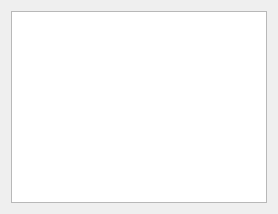
The window that ui/Predictions.ui (PragnyaKhandelwal/StockSense) describes before a commit, drawn with Qt 5.
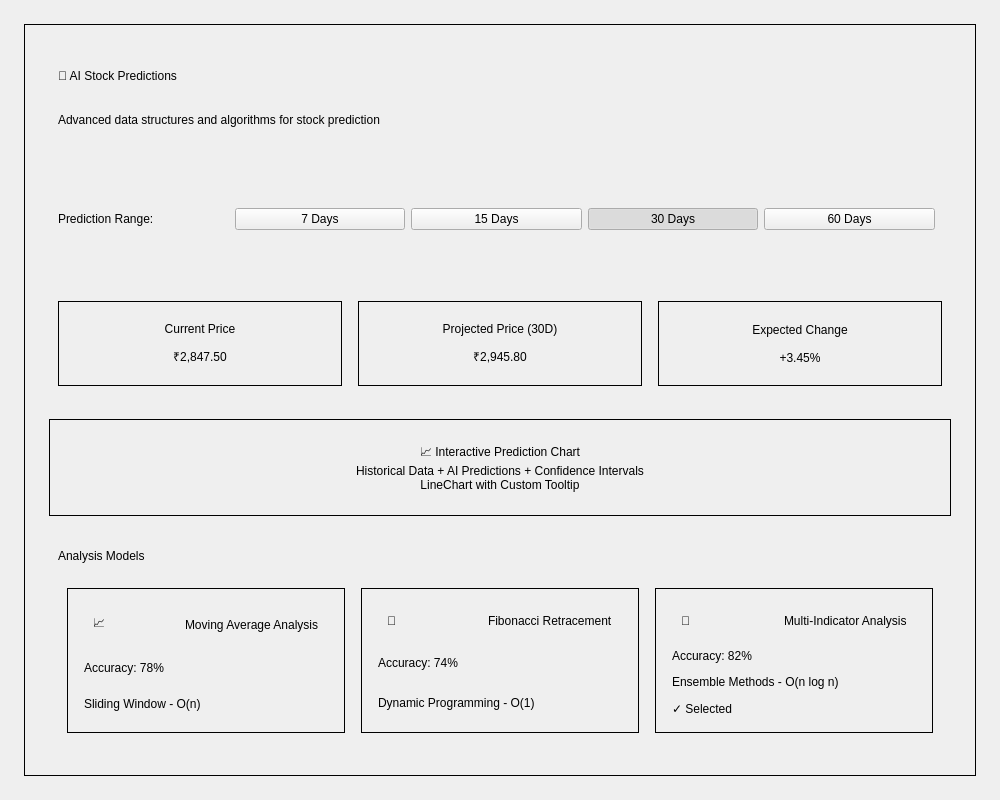
The same window after the commit.

The edit to the form file:
```diff
--- a/ui/Predictions.ui
+++ b/ui/Predictions.ui
@@ -2,12 +2,540 @@
 <ui version="4.0">
  <class>Predictions</class>
  <widget class="QWidget" name="Predictions">
+  <property name="geometry">
+   <rect>
+    <x>0</x>
+    <y>0</y>
+    <width>1000</width>
+    <height>800</height>
+   </rect>
+  </property>
   <property name="windowTitle">
    <string>Predictions</string>
   </property>
-  <layout class="QVBoxLayout" name="verticalLayout">
+  
+  <layout class="QVBoxLayout" name="mainLayout">
+   <property name="spacing">
+    <number>24</number>
+   </property>
+   <property name="leftMargin">
+    <number>24</number>
+   </property>
+   <property name="topMargin">
+    <number>24</number>
+   </property>
+   <property name="rightMargin">
+    <number>24</number>
+   </property>
+   <property name="bottomMargin">
+    <number>24</number>
+   </property>
+   
    <item>
-    <widget class="QListWidget" name="listPredictions"/>
+    <widget class="QFrame" name="predictionsCard">
+     <property name="frameShape">
+      <enum>QFrame::Box</enum>
+     </property>
+     <layout class="QVBoxLayout" name="cardLayout">
+      <property name="spacing">
+       <number>24</number>
+      </property>
+      <property name="leftMargin">
+       <number>24</number>
+      </property>
+      <property name="topMargin">
+       <number>24</number>
+      </property>
+      <property name="rightMargin">
+       <number>24</number>
+      </property>
+      <property name="bottomMargin">
+       <number>24</number>
+      </property>
+      
+      <!-- Header with Title and Subtitle -->
+      <item>
+       <widget class="QWidget" name="headerWidget">
+        <layout class="QVBoxLayout" name="headerLayout">
+         <property name="spacing">
+          <number>8</number>
+         </property>
+         <item>
+          <widget class="QLabel" name="predictionsTitle">
+           <property name="text">
+            <string>🧠 AI Stock Predictions</string>
+           </property>
+          </widget>
+         </item>
+         <item>
+          <widget class="QLabel" name="predictionsSubtitle">
+           <property name="text">
+            <string>Advanced data structures and algorithms for stock prediction</string>
+           </property>
+          </widget>
+         </item>
+        </layout>
+       </widget>
+      </item>
+      
+      <!-- Time Range Selection -->
+      <item>
+       <widget class="QWidget" name="timeRangeWidget">
+        <layout class="QHBoxLayout" name="timeRangeLayout">
+         <item>
+          <widget class="QLabel" name="timeRangeLabel">
+           <property name="text">
+            <string>Prediction Range:</string>
+           </property>
+          </widget>
+         </item>
+         <item>
+          <widget class="QPushButton" name="range7Button">
+           <property name="text">
+            <string>7 Days</string>
+           </property>
+           <property name="checkable">
+            <bool>true</bool>
+           </property>
+          </widget>
+         </item>
+         <item>
+          <widget class="QPushButton" name="range15Button">
+           <property name="text">
+            <string>15 Days</string>
+           </property>
+           <property name="checkable">
+            <bool>true</bool>
+           </property>
+          </widget>
+         </item>
+         <item>
+          <widget class="QPushButton" name="range30Button">
+           <property name="text">
+            <string>30 Days</string>
+           </property>
+           <property name="checkable">
+            <bool>true</bool>
+           </property>
+           <property name="checked">
+            <bool>true</bool>
+           </property>
+          </widget>
+         </item>
+         <item>
+          <widget class="QPushButton" name="range60Button">
+           <property name="text">
+            <string>60 Days</string>
+           </property>
+           <property name="checkable">
+            <bool>true</bool>
+           </property>
+          </widget>
+         </item>
+         <item>
+          <spacer name="timeRangeSpacer">
+           <property name="orientation">
+            <enum>Qt::Horizontal</enum>
+           </property>
+          </spacer>
+         </item>
+        </layout>
+       </widget>
+      </item>
+      
+      <!-- Price Summary Cards -->
+      <item>
+       <widget class="QWidget" name="priceSummaryWidget">
+        <layout class="QHBoxLayout" name="priceSummaryLayout">
+         <property name="spacing">
+          <number>16</number>
+         </property>
+         
+         <!-- Current Price -->
+         <item>
+          <widget class="QFrame" name="currentPriceCard">
+           <property name="frameShape">
+            <enum>QFrame::Box</enum>
+           </property>
+           <layout class="QVBoxLayout" name="currentPriceLayout">
+            <property name="spacing">
+             <number>12</number>
+            </property>
+            <property name="leftMargin">
+             <number>20</number>
+            </property>
+            <property name="topMargin">
+             <number>20</number>
+            </property>
+            <property name="rightMargin">
+             <number>20</number>
+            </property>
+            <property name="bottomMargin">
+             <number>20</number>
+            </property>
+            <item>
+             <widget class="QLabel" name="currentPriceLabel">
+              <property name="text">
+               <string>Current Price</string>
+              </property>
+              <property name="alignment">
+               <set>Qt::AlignCenter</set>
+              </property>
+             </widget>
+            </item>
+            <item>
+             <widget class="QLabel" name="currentPriceValue">
+              <property name="text">
+               <string>₹2,847.50</string>
+              </property>
+              <property name="alignment">
+               <set>Qt::AlignCenter</set>
+              </property>
+             </widget>
+            </item>
+           </layout>
+          </widget>
+         </item>
+         
+         <!-- Projected Price -->
+         <item>
+          <widget class="QFrame" name="projectedPriceCard">
+           <property name="frameShape">
+            <enum>QFrame::Box</enum>
+           </property>
+           <layout class="QVBoxLayout" name="projectedPriceLayout">
+            <property name="spacing">
+             <number>12</number>
+            </property>
+            <property name="leftMargin">
+             <number>20</number>
+            </property>
+            <property name="topMargin">
+             <number>20</number>
+            </property>
+            <property name="rightMargin">
+             <number>20</number>
+            </property>
+            <property name="bottomMargin">
+             <number>20</number>
+            </property>
+            <item>
+             <widget class="QLabel" name="projectedPriceLabel">
+              <property name="text">
+               <string>Projected Price (30D)</string>
+              </property>
+              <property name="alignment">
+               <set>Qt::AlignCenter</set>
+              </property>
+             </widget>
+            </item>
+            <item>
+             <widget class="QLabel" name="projectedPriceValue">
+              <property name="text">
+               <string>₹2,945.80</string>
+              </property>
+              <property name="alignment">
+               <set>Qt::AlignCenter</set>
+              </property>
+             </widget>
+            </item>
+           </layout>
+          </widget>
+         </item>
+         
+         <!-- Expected Change -->
+         <item>
+          <widget class="QFrame" name="expectedChangeCard">
+           <property name="frameShape">
+            <enum>QFrame::Box</enum>
+           </property>
+           <layout class="QVBoxLayout" name="expectedChangeLayout">
+            <property name="spacing">
+             <number>12</number>
+            </property>
+            <property name="leftMargin">
+             <number>20</number>
+            </property>
+            <property name="topMargin">
+             <number>20</number>
+            </property>
+            <property name="rightMargin">
+             <number>20</number>
+            </property>
+            <property name="bottomMargin">
+             <number>20</number>
+            </property>
+            <item>
+             <widget class="QLabel" name="expectedChangeLabel">
+              <property name="text">
+               <string>Expected Change</string>
+              </property>
+              <property name="alignment">
+               <set>Qt::AlignCenter</set>
+              </property>
+             </widget>
+            </item>
+            <item>
+             <widget class="QLabel" name="expectedChangeValue">
+              <property name="text">
+               <string>+3.45%</string>
+              </property>
+              <property name="alignment">
+               <set>Qt::AlignCenter</set>
+              </property>
+             </widget>
+            </item>
+           </layout>
+          </widget>
+         </item>
+        </layout>
+       </widget>
+      </item>
+      
+      <!-- Chart Placeholder -->
+      <item>
+       <widget class="QFrame" name="chartContainer">
+        <property name="minimumHeight">
+         <number>300</number>
+        </property>
+        <property name="frameShape">
+         <enum>QFrame::Box</enum>
+        </property>
+        <layout class="QHBoxLayout" name="chartLayout">
+         <item>
+          <widget class="QLabel" name="chartPlaceholder">
+           <property name="text">
+            <string>📈 Interactive Prediction Chart
+Historical Data + AI Predictions + Confidence Intervals
+LineChart with Custom Tooltip</string>
+           </property>
+           <property name="alignment">
+            <set>Qt::AlignCenter</set>
+           </property>
+          </widget>
+         </item>
+        </layout>
+       </widget>
+      </item>
+      
+      <!-- Analysis Models -->
+      <item>
+       <widget class="QWidget" name="analysisModelsWidget">
+        <layout class="QVBoxLayout" name="analysisModelsLayout">
+         <property name="spacing">
+          <number>16</number>
+         </property>
+         
+         <item>
+          <widget class="QLabel" name="analysisModelsTitle">
+           <property name="text">
+            <string>Analysis Models</string>
+           </property>
+          </widget>
+         </item>
+         
+         <!-- Models Grid -->
+         <item>
+          <widget class="QWidget" name="modelsGrid">
+           <layout class="QHBoxLayout" name="modelsLayout">
+            <property name="spacing">
+             <number>16</number>
+            </property>
+            
+            <!-- Moving Average Model -->
+            <item>
+             <widget class="QFrame" name="movingAvgModel">
+              <property name="frameShape">
+               <enum>QFrame::Box</enum>
+              </property>
+              <layout class="QVBoxLayout" name="movingAvgLayout">
+               <property name="spacing">
+                <number>12</number>
+               </property>
+               <property name="leftMargin">
+                <number>16</number>
+               </property>
+               <property name="topMargin">
+                <number>16</number>
+               </property>
+               <property name="rightMargin">
+                <number>16</number>
+               </property>
+               <property name="bottomMargin">
+                <number>16</number>
+               </property>
+               <item>
+                <widget class="QWidget" name="movingAvgHeader">
+                 <layout class="QHBoxLayout" name="movingAvgHeaderLayout">
+                  <item>
+                   <widget class="QLabel" name="movingAvgIcon">
+                    <property name="text">
+                     <string>📈</string>
+                    </property>
+                   </widget>
+                  </item>
+                  <item>
+                   <widget class="QLabel" name="movingAvgName">
+                    <property name="text">
+                     <string>Moving Average Analysis</string>
+                    </property>
+                   </widget>
+                  </item>
+                 </layout>
+                </widget>
+               </item>
+               <item>
+                <widget class="QLabel" name="movingAvgAccuracy">
+                 <property name="text">
+                  <string>Accuracy: 78%</string>
+                 </property>
+                </widget>
+               </item>
+               <item>
+                <widget class="QLabel" name="movingAvgAlgorithm">
+                 <property name="text">
+                  <string>Sliding Window - O(n)</string>
+                 </property>
+                </widget>
+               </item>
+              </layout>
+             </widget>
+            </item>
+            
+            <!-- Fibonacci Model -->
+            <item>
+             <widget class="QFrame" name="fibonacciModel">
+              <property name="frameShape">
+               <enum>QFrame::Box</enum>
+              </property>
+              <layout class="QVBoxLayout" name="fibonacciLayout">
+               <property name="spacing">
+                <number>12</number>
+               </property>
+               <property name="leftMargin">
+                <number>16</number>
+               </property>
+               <property name="topMargin">
+                <number>16</number>
+               </property>
+               <property name="rightMargin">
+                <number>16</number>
+               </property>
+               <property name="bottomMargin">
+                <number>16</number>
+               </property>
+               <item>
+                <widget class="QWidget" name="fibonacciHeader">
+                 <layout class="QHBoxLayout" name="fibonacciHeaderLayout">
+                  <item>
+                   <widget class="QLabel" name="fibonacciIcon">
+                    <property name="text">
+                     <string>🎯</string>
+                    </property>
+                   </widget>
+                  </item>
+                  <item>
+                   <widget class="QLabel" name="fibonacciName">
+                    <property name="text">
+                     <string>Fibonacci Retracement</string>
+                    </property>
+                   </widget>
+                  </item>
+                 </layout>
+                </widget>
+               </item>
+               <item>
+                <widget class="QLabel" name="fibonacciAccuracy">
+                 <property name="text">
+                  <string>Accuracy: 74%</string>
+                 </property>
+                </widget>
+               </item>
+               <item>
+                <widget class="QLabel" name="fibonacciAlgorithm">
+                 <property name="text">
+                  <string>Dynamic Programming - O(1)</string>
+                 </property>
+                </widget>
+               </item>
+              </layout>
+             </widget>
+            </item>
+            
+            <!-- Technical Analysis Model -->
+            <item>
+             <widget class="QFrame" name="technicalModel">
+              <property name="frameShape">
+               <enum>QFrame::Box</enum>
+              </property>
+              <layout class="QVBoxLayout" name="technicalLayout">
+               <property name="spacing">
+                <number>12</number>
+               </property>
+               <property name="leftMargin">
+                <number>16</number>
+               </property>
+               <property name="topMargin">
+                <number>16</number>
+               </property>
+               <property name="rightMargin">
+                <number>16</number>
+               </property>
+               <property name="bottomMargin">
+                <number>16</number>
+               </property>
+               <item>
+                <widget class="QWidget" name="technicalHeader">
+                 <layout class="QHBoxLayout" name="technicalHeaderLayout">
+                  <item>
+                   <widget class="QLabel" name="technicalIcon">
+                    <property name="text">
+                     <string>🧠</string>
+                    </property>
+                   </widget>
+                  </item>
+                  <item>
+                   <widget class="QLabel" name="technicalName">
+                    <property name="text">
+                     <string>Multi-Indicator Analysis</string>
+                    </property>
+                   </widget>
+                  </item>
+                 </layout>
+                </widget>
+               </item>
+               <item>
+                <widget class="QLabel" name="technicalAccuracy">
+                 <property name="text">
+                  <string>Accuracy: 82%</string>
+                 </property>
+                </widget>
+               </item>
+               <item>
+                <widget class="QLabel" name="technicalAlgorithm">
+                 <property name="text">
+                  <string>Ensemble Methods - O(n log n)</string>
+                 </property>
+                </widget>
+               </item>
+               <item>
+                <widget class="QLabel" name="technicalSelected">
+                 <property name="text">
+                  <string>✓ Selected</string>
+                 </property>
+                </widget>
+               </item>
+              </layout>
+             </widget>
+            </item>
+           </layout>
+          </widget>
+         </item>
+        </layout>
+       </widget>
+      </item>
+     </layout>
+    </widget>
    </item>
   </layout>
  </widget>
```
Left out of the diff: 4 changed lines with no effect on the pictures.
